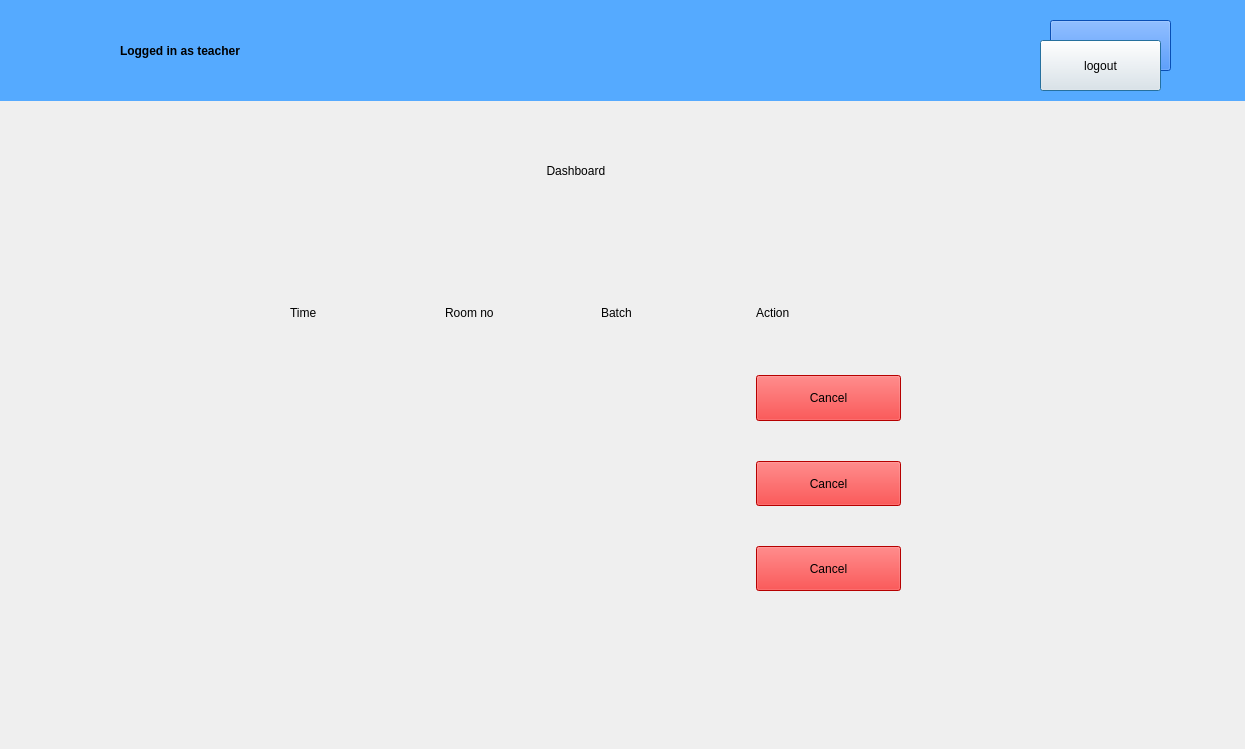
Above: teacherdash.ui from prazzx/Kakshya before the change. Below: the same form after it.
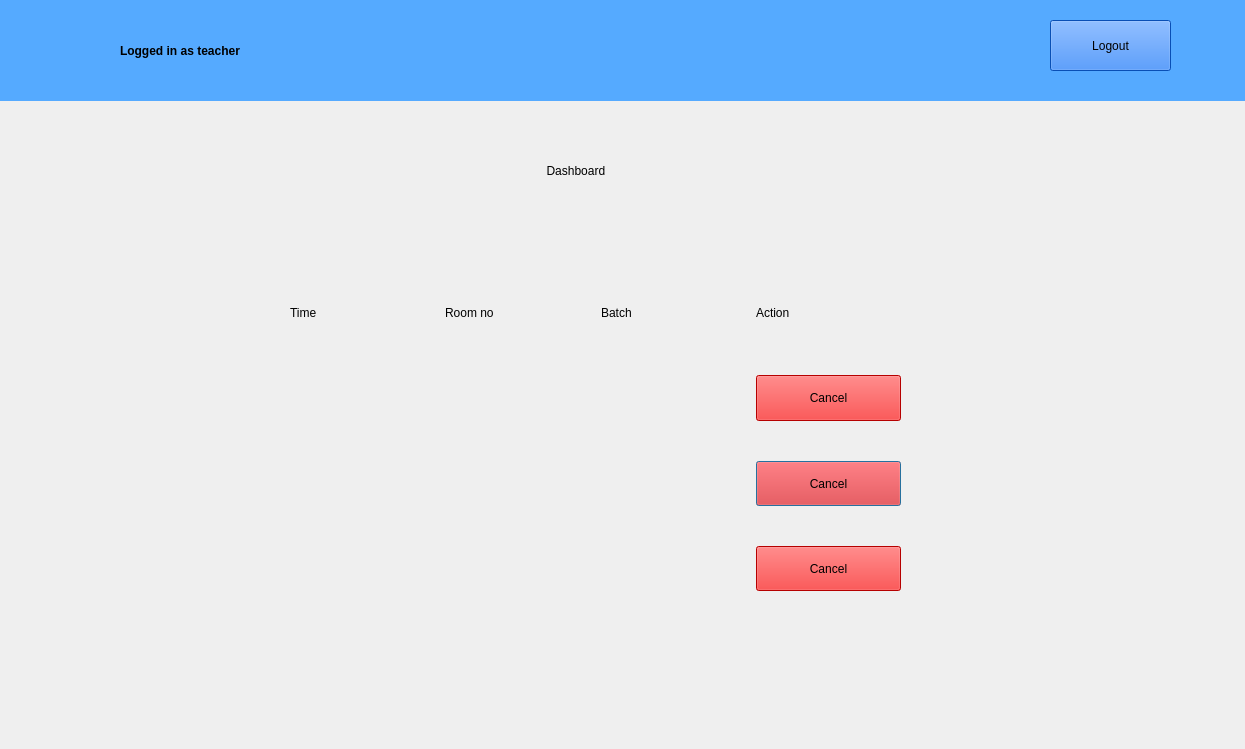
That is the form after the change.

```diff
--- a/teacherdash.ui
+++ b/teacherdash.ui
@@ -13,21 +13,6 @@
   <property name="windowTitle">
    <string>Dialog</string>
   </property>
-
-  <widget class="QPushButton" name="pushButton_2">
-   <property name="geometry">
-    <rect>
-     <x>1040</x>
-     <y>40</y>
-     <width>121</width>
-     <height>51</height>
-    </rect>
-   </property>
-   <property name="text">
-    <string>logout</string>
-   </property>
-  </widget>
-
   <widget class="QLabel" name="label">
    <property name="geometry">
     <rect>
```
Left out of the diff: 6 changed lines with no effect on the pictures.
